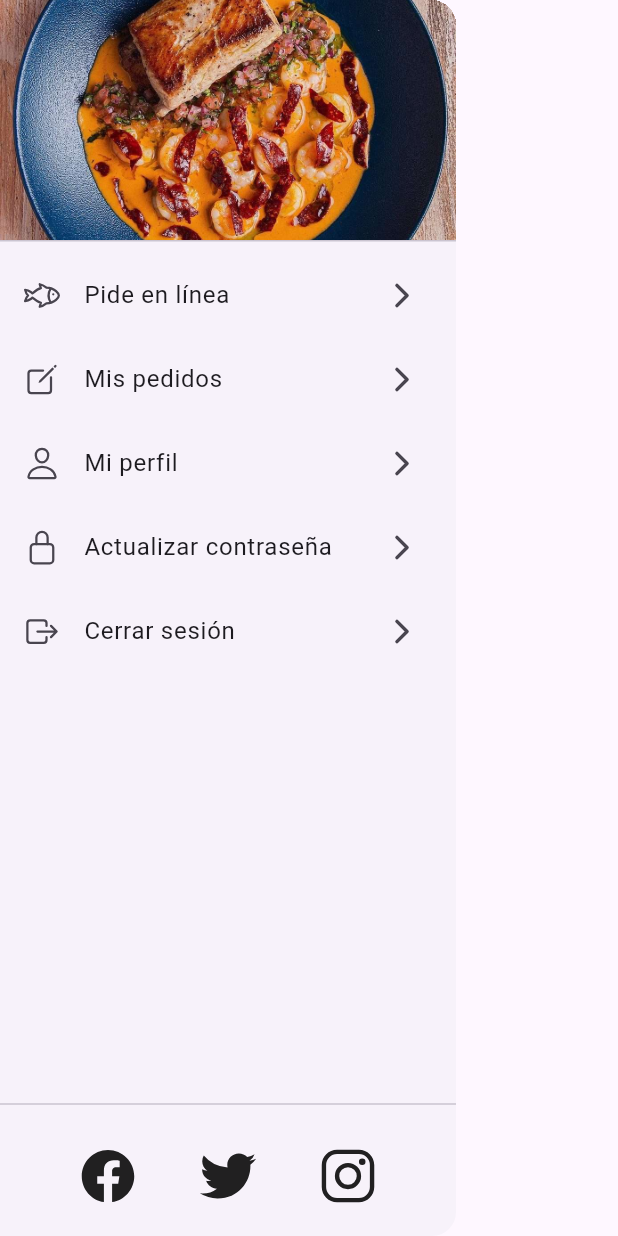
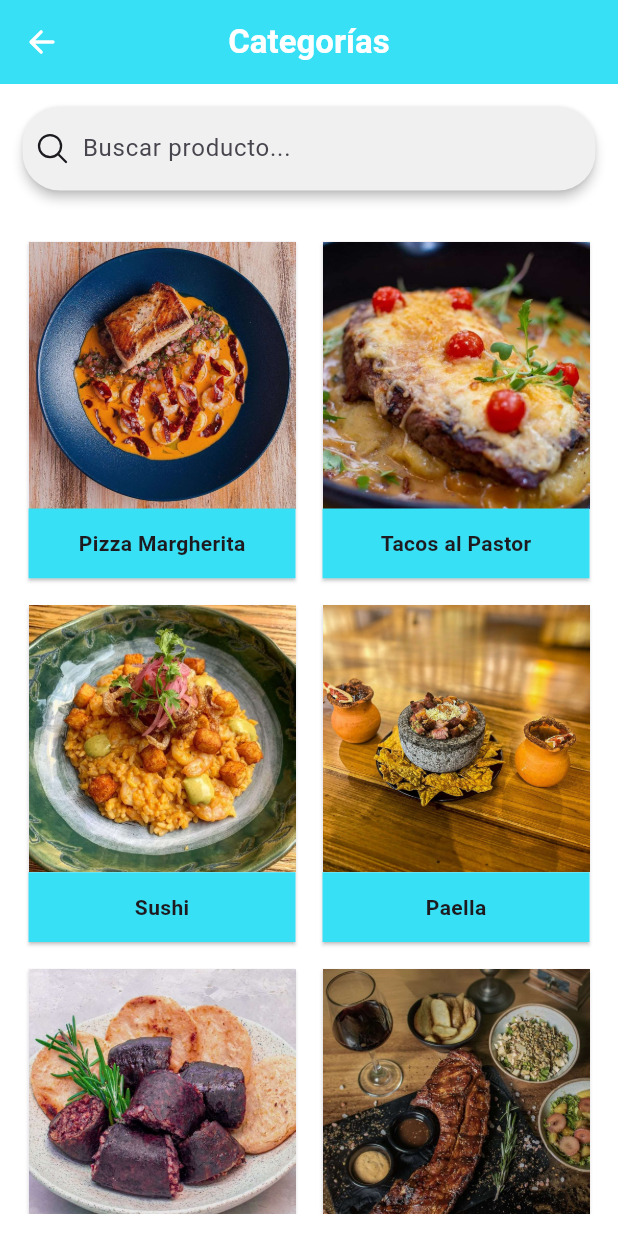
Before and after one commit to wposso/Nautik_App, a Flutter app: the GlobalDrawer widget shown alone on an empty page, opened directly, after a tap on "Pide en línea", on a phone screen of 412 x 824 dp. Run offline on Flutter 3.47's test engine with Material 3 defaults, Android fonts, the phone set to English and light mode, and no system bars; our stand-ins replace ionicons.

Commit message:
Release v.1.4 Scr/Categories

```diff
--- a/lib/core/global/global.dart
+++ b/lib/core/global/global.dart
@@ -71,6 +71,39 @@ List<Map<String, dynamic>> menuList = [
   },
 ];
 
+List<Map<String, dynamic>> categoriesList = [
+  {
+    'image': Image.asset('assets/dishes/001.jpg', fit: BoxFit.cover),
+    'name': 'Pizza Margherita',
+    'products': menuList,
+  },
+  {
+    'image': Image.asset('assets/dishes/002.jpg', fit: BoxFit.cover),
+    'name': 'Tacos al Pastor',
+    'products': menuList,
+  },
+  {
+    'image': Image.asset('assets/dishes/003.jpg', fit: BoxFit.cover),
+    'name': 'Sushi',
+    'products': menuList,
+  },
+  {
+    'image': Image.asset('assets/dishes/004.png', fit: BoxFit.cover),
+    'name': 'Paella',
+    'products': menuList,
+  },
+  {
+    'image': Image.asset('assets/dishes/005.jpg', fit: BoxFit.cover),
+    'name': 'Croissant',
+    'products': menuList,
+  },
+  {
+    'image': Image.asset('assets/dishes/006.jpg', fit: BoxFit.cover),
+    'name': 'Pad Thai',
+    'products': menuList,
+  },
+];
+
 Widget nautik_logo() {
   return Padding(
     padding: const EdgeInsets.all(8.0),
@@ -87,10 +120,10 @@ Widget nautik_banner() {
   );
 }
 
-
 Color primaryColor = Color.fromARGB(255, 56, 224, 245);
 Color backgroundColor = Colors.white;
 double generalText = 18;
+Color searchbarColor = Color.fromARGB(255, 240, 240, 240);
 
 bool changePassword = false;
 void buildInfoDialog(BuildContext context, String tittle, String message) {
--- a/lib/core/global/globalDrawer.dart
+++ b/lib/core/global/globalDrawer.dart
@@ -41,7 +41,9 @@ class GlobalDrawer extends StatelessWidget {
                   context,
                   Ionicons.fish_outline,
                   'Pide en línea',
-                  () {},
+                  () {
+                    Navigator.pushNamed(context, '/Categories');
+                  },
                 ),
                 buildListile(
                   context,
--- /dev/null
+++ b/lib/core/views/categoriesView/categoriesView.dart
@@ -0,0 +1,125 @@
+import 'package:flutter/cupertino.dart';
+import 'package:flutter/foundation.dart';
+import 'package:flutter/material.dart';
+import 'package:ionicons/ionicons.dart';
+import 'package:nautik_app/core/global/global.dart';
+import 'package:nautik_app/core/views/loginView/viewModel.dart';
+import 'package:nautik_app/core/views/productsView/productsView.dart';
+
+class Categoriesview extends StatefulWidget {
+  const Categoriesview({super.key});
+
+  @override
+  State<Categoriesview> createState() => _CategoriesviewState();
+}
+
+class _CategoriesviewState extends State<Categoriesview> {
+  final _searchController = TextEditingController();
+  @override
+  Widget build(BuildContext context) {
+    return Scaffold(
+      backgroundColor: backgroundColor,
+      appBar: AppBar(
+        backgroundColor: primaryColor,
+        leading: IconButton(
+          onPressed: () {
+            Navigator.pop(context);
+          },
+          icon: Icon(Ionicons.arrow_back_outline, color: Colors.white),
+        ),
+        title: Text(
+          'Categorías',
+          style: TextStyle(color: Colors.white, fontWeight: FontWeight.bold),
+        ),
+        centerTitle: true,
+      ),
+      body: Padding(
+        padding: EdgeInsets.symmetric(vertical: 15, horizontal: 15),
+        child: Column(
+          children: [
+            SearchBar(
+              controller: _searchController,
+              onChanged: (value) {
+                setState(() {});
+              },
+              elevation: WidgetStatePropertyAll(3),
+              backgroundColor: WidgetStatePropertyAll(searchbarColor),
+              shape: WidgetStatePropertyAll(
+                RoundedRectangleBorder(borderRadius: BorderRadius.circular(25)),
+              ),
+              leading: Icon(Ionicons.search_outline),
+              trailing:
+                  _searchController.text.isEmpty
+                      ? [SizedBox.shrink()]
+                      : [
+                        Padding(
+                          padding: EdgeInsets.only(right: 0),
+                          child: IconButton(
+                            onPressed: () {
+                              setState(() {
+                                _searchController.clear();
+                              });
+                            },
+                            icon: Icon(Ionicons.close_circle_outline, size: 30),
+                          ),
+                        ),
+                      ],
+              hintText: 'Buscar producto...',
+            ),
+            buildHeight(30),
+            Expanded(
+              child: GridView.builder(
+                gridDelegate: SliverGridDelegateWithFixedCrossAxisCount(
+                  crossAxisCount: 2,
+                  crossAxisSpacing: 10,
+                  mainAxisSpacing: 10,
+                  childAspectRatio: 0.8,
+                ),
+                itemCount: categoriesList.length,
+                itemBuilder: (context, i) {
+                  final category = categoriesList[i];
+                  return GestureDetector(
+                    onTap: () {
+                      Navigator.push(
+                        context,
+                        MaterialPageRoute(
+                          builder:
+                              (context) => Productsview(
+                                products: category['products'],
+                                categoryName: category['name'],
+                              ),
+                        ),
+                      );
+                    },
+                    child: Card(
+                      shape: RoundedRectangleBorder(
+                        borderRadius: BorderRadius.circular(0),
+                      ),
+                      child: Column(
+                        children: [
+                          category['image'],
+                          Container(
+                            height: 46.5,
+                            width: double.infinity,
+                            decoration: BoxDecoration(color: primaryColor),
+                            padding: EdgeInsets.all(5),
+                            child: Center(
+                              child: Text(
+                                category['name'],
+                                style: TextStyle(fontWeight: FontWeight.bold),
+                              ),
+                            ),
+                          ),
+                        ],
+                      ),
+                    ),
+                  );
+                },
+              ),
+            ),
+          ],
+        ),
+      ),
+    );
+  }
+}
--- a/lib/routes/routes.dart
+++ b/lib/routes/routes.dart
@@ -1,4 +1,5 @@
 import 'package:flutter/material.dart';
+import 'package:nautik_app/core/views/categoriesView/categoriesView.dart';
 import 'package:nautik_app/core/views/homeView/homeView.dart';
 import 'package:nautik_app/core/views/loginView/loginView.dart';
 import 'package:nautik_app/core/views/registerView/registerView.dart';
@@ -7,4 +8,5 @@ Map<String, Widget Function(BuildContext)> routes = {
   '/Login': (context) => Login(),
   '/Register': (context) => Register(),
   '/Home': (context) => Home(),
+  '/Categories': (context) => Categoriesview(),
 };
```
Also changed, not shown: lib/core/views/homeView/homeView.dart (+5 -5 lines), lib/core/views/homeView/viewModel.dart (+72 -3 lines), lib/core/views/productsView/productsView.dart (added, +54 -0 lines).
